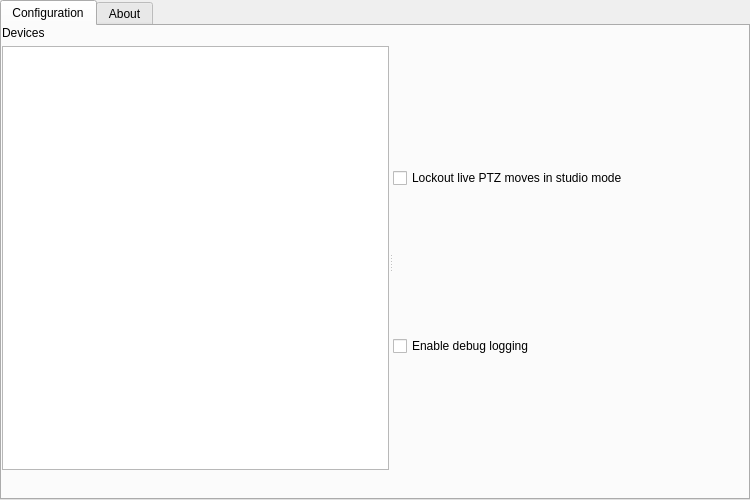
Before: the Qt Designer form src/settings.ui in glikely/obs-ptz, drawn with Qt 5.
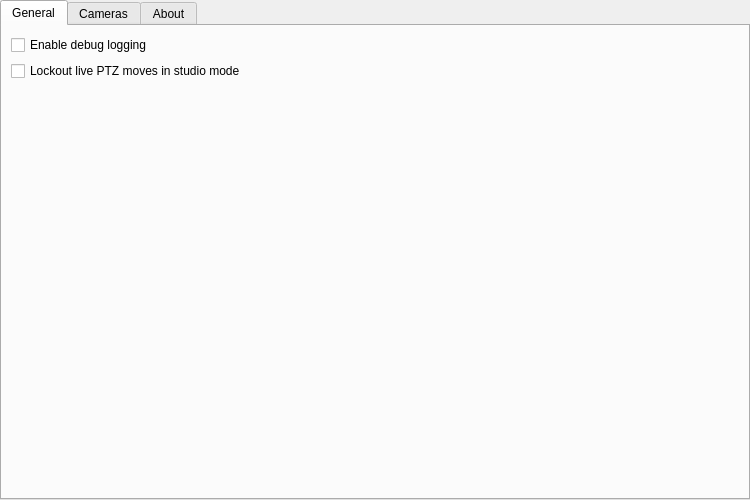
After: the same form once the commit is applied.

Commit message:
Create new general settings tab
Move the general settings into their own tab in the settings dialog.
This is preparation before adding gamepad settings to the window.

```diff
--- a/src/settings.ui
+++ b/src/settings.ui
@@ -33,7 +33,44 @@
      </property>
      <widget class="QWidget" name="ptzConfigTab">
       <attribute name="title">
-       <string>Configuration</string>
+       <string>General</string>
+      </attribute>
+      <layout class="QVBoxLayout" name="verticalLayout_5">
+       <item>
+        <widget class="QCheckBox" name="enableDebugLogCheckBox">
+         <property name="text">
+          <string>Enable debug logging</string>
+         </property>
+        </widget>
+       </item>
+       <item>
+        <widget class="QCheckBox" name="livemoveCheckBox">
+         <property name="toolTip">
+          <string>Disable movement controls for cameras in the currently active program scene. This protects against accidental camera moves on the live stream.</string>
+         </property>
+         <property name="text">
+          <string>Lockout live PTZ moves in studio mode</string>
+         </property>
+        </widget>
+       </item>
+       <item>
+        <spacer name="verticalSpacer">
+         <property name="orientation">
+          <enum>Qt::Vertical</enum>
+         </property>
+         <property name="sizeHint" stdset="0">
+          <size>
+           <width>20</width>
+           <height>40</height>
+          </size>
+         </property>
+        </spacer>
+       </item>
+      </layout>
+     </widget>
+     <widget class="QWidget" name="camerasTab">
+      <attribute name="title">
+       <string>Cameras</string>
       </attribute>
       <layout class="QHBoxLayout" name="horizontalLayout_3">
        <property name="leftMargin">
@@ -145,27 +182,10 @@
           </layout>
          </widget>
          <widget class="QWidget" name="widget" native="true">
-          <layout class="QVBoxLayout" name="verticalLayout_4" stretch="0,0,0,0">
+          <layout class="QVBoxLayout" name="verticalLayout_4" stretch="0">
            <property name="sizeConstraint">
             <enum>QLayout::SetDefaultConstraint</enum>
            </property>
-           <item>
-            <widget class="QCheckBox" name="livemoveCheckBox">
-             <property name="toolTip">
-              <string>Disable movement controls for cameras in the currently active program scene. This protects against accidental camera moves on the live stream.</string>
-             </property>
-             <property name="text">
-              <string>Lockout live PTZ moves in studio mode</string>
-             </property>
-            </widget>
-           </item>
-           <item>
-            <widget class="QCheckBox" name="enableDebugLogCheckBox">
-             <property name="text">
-              <string>Enable debug logging</string>
-             </property>
-            </widget>
-           </item>
            <item>
             <layout class="QHBoxLayout" name="propertiesLayout">
              <property name="spacing">
```
Left out of the diff: 2 changed lines with no effect on the pictures. The commit also changes 2 other files.
